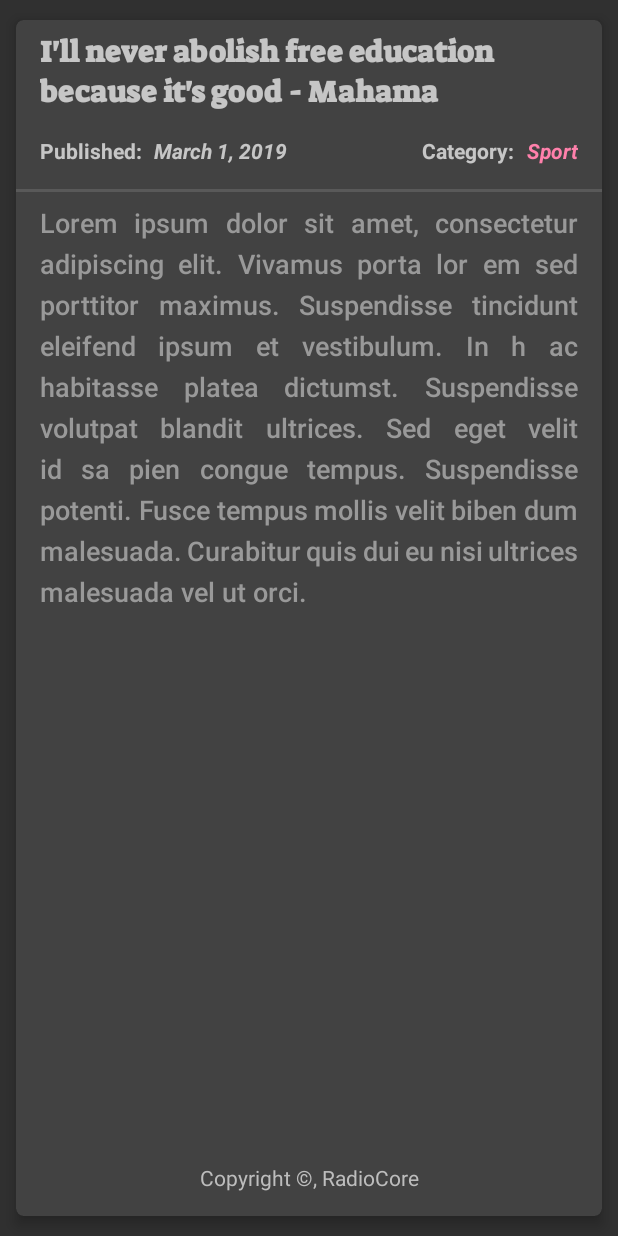
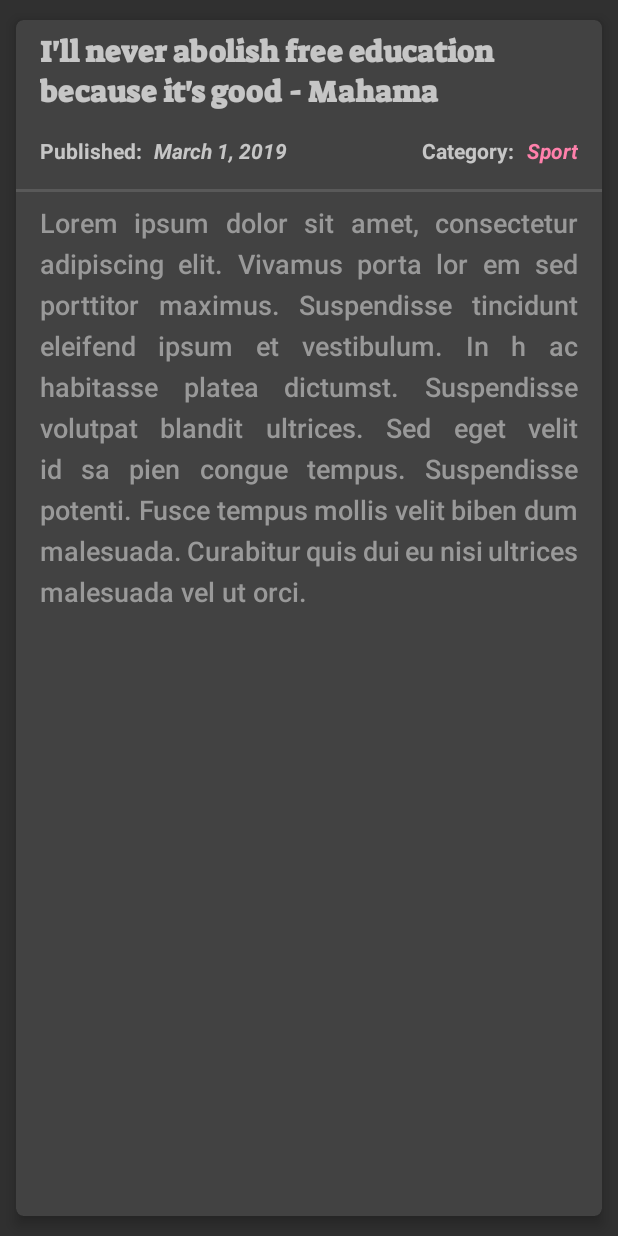
Before and after one commit to rafsanjani/Radiocore, an Android app: the layout news_detail_content.xml on its own in the app's theme, with its tools: preview values and no code run, on a phone screen of 412 x 824 dp. Run offline under Robolectric (Android 15) with nearby library versions, the phone set to English and light mode, and no system bars; network calls fail.

Commit message:
misc layout changes

```diff
--- a/app/src/main/java/com/foreverrafs/radiocore/data/NewsDatabaseContract.java
+++ b/app/src/main/java/com/foreverrafs/radiocore/data/NewsDatabaseContract.java
@@ -16,7 +16,7 @@ public final class NewsDatabaseContract {
         public static final String COLUMN_NEWS_IMAGEURL = "news_imageurl";
         public static final String COLUMN_NEWS_CATEGORY = "news_category";
 
-        public static final String SQL_CREATE_TABLE =
+        static final String SQL_CREATE_TABLE =
                 "CREATE TABLE " + TABLE_NAME + "(" +
                         _ID + " INTEGER PRIMARY KEY, " +
                         COLUMN_NEWS_HEADLINE + " TEXT NOT NULL, " +
--- a/app/src/main/res/layout/news_detail_content.xml
+++ b/app/src/main/res/layout/news_detail_content.xml
@@ -101,17 +101,6 @@
             app:layout_constraintStart_toStartOf="parent"
             app:layout_constraintTop_toBottomOf="@+id/tvCategory" />
 
-        <TextView
-            android:id="@+id/textView"
-            android:layout_width="wrap_content"
-            android:layout_height="wrap_content"
-            android:layout_marginBottom="16dp"
-            android:text="@string/footer_copyright"
-            android:textColor="@color/grey_400"
-            app:layout_constraintBottom_toBottomOf="parent"
-            app:layout_constraintEnd_toEndOf="@+id/tvContent"
-            app:layout_constraintStart_toStartOf="@+id/tvContent" />
-
     </androidx.constraintlayout.widget.ConstraintLayout>
 
 </androidx.cardview.widget.CardView>
```
Also changed, not shown: app/src/main/res/layout/activity_news_item_detail_pager.xml (+30 -4 lines).
